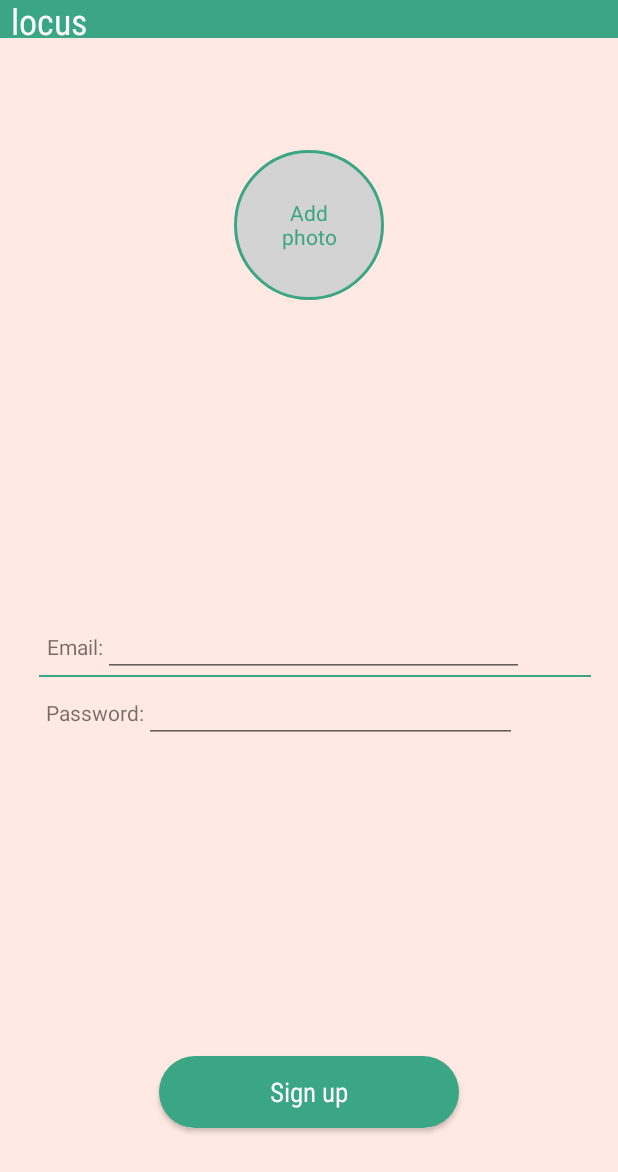
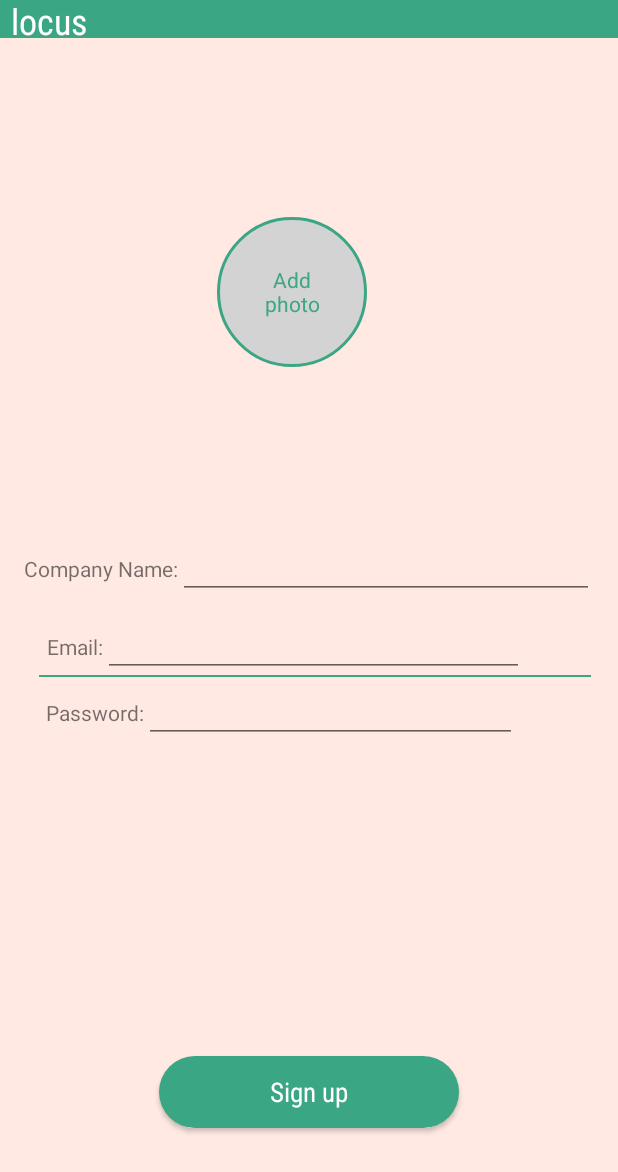
Before and after one commit to reesewahlin/COGS121-AIDS, an Android app: the fragment CreateCompanyLoginFragment placed in its activity, after a tap on "Sign up", on a phone screen of 412 x 824 dp. Shown: the top 1172 px of the screen. Run offline under Robolectric (Android 15) with nearby library versions, the phone set to English and light mode, and no system bars; 1 statement that could not run was skipped.

Commit message:
implemented accounts

```diff
--- a/IxD/app/src/main/java/com/cogs121/ixd/activities/main/CreateCompanyLoginFragment.java
+++ b/IxD/app/src/main/java/com/cogs121/ixd/activities/main/CreateCompanyLoginFragment.java
@@ -7,6 +7,8 @@ import android.view.View;
 import android.view.ViewGroup;
 import android.widget.Button;
 import android.widget.EditText;
+import android.widget.TextView;
+import android.widget.Toast;
 
 import com.cogs121.ixd.BaseFragment;
 import com.cogs121.ixd.Controllers.navigation.Page;
@@ -22,7 +24,8 @@ public class CreateCompanyLoginFragment extends BaseFragment {
     public static final String TAG = CreateCompanyLoginFragment.class.getName();
 
     private EditText password;
-    private EditText companyEmail;
+    private EditText et_companyEmail, et_companyName;
+    private TextView tv_companyName;
 
     private Button submitButton;
 
@@ -41,13 +44,16 @@ public class CreateCompanyLoginFragment extends BaseFragment {
     @Override
     public View onCreateView(LayoutInflater inflater, @Nullable ViewGroup container, @Nullable Bundle savedInstanceState) {
         View rootView = inflater.inflate(R.layout.fragment_create_company, container, false);
+        final Boolean isLogin;
 
         password = ViewUtils.getView(rootView, R.id.et_create_company_password);
-        companyEmail = ViewUtils.getView(rootView, R.id.et_create_company_email);
+        et_companyEmail = ViewUtils.getView(rootView, R.id.et_create_company_email);
+        et_companyName = ViewUtils.getView(rootView, R.id.et_create_company_name);
+        tv_companyName = ViewUtils.getView(rootView, R.id.tv_create_company_name);
 
         submitButton = ViewUtils.getView(rootView, R.id.b_create_company_confirm);
 
-        if (getStoreFactory().getEnterpriseUserStore().isLogin()) {
+        if (isLogin = getStoreFactory().getEnterpriseUserStore().isLogin()) {
             submitButton.setText("Log in");
         } else {
             submitButton.setText("Sign up");
@@ -56,8 +62,33 @@ public class CreateCompanyLoginFragment extends BaseFragment {
         submitButton.setOnClickListener(new View.OnClickListener() {
             @Override
             public void onClick(View view) {
-                getStoreFactory().getEnterpriseUserStore().createEnterpriseUser(companyEmail.getText().toString(), true);
-                getControllerFactory().getNavigationController().transitionToPage(getPage(), Page.MAIN_MAP);
+                String companyName = et_companyName.getText().toString().replace(" ", "");
+                String companyEmail = et_companyEmail.getText().toString();
+
+                // COMPANY DOESNT EXIST
+                if (getStoreFactory().getEnterpriseUserStore().getEnterpriseUser(companyName) == null) {
+                    // logging in
+                    if (isLogin) {
+                        Toast.makeText(getActivity(), "No account exists with that username!", Toast.LENGTH_SHORT).show();
+                    // signing up
+                    } else {
+                        getStoreFactory().getEnterpriseUserStore().createEnterpriseUser(companyEmail, companyName);
+                        getStoreFactory().getEnterpriseUserStore().setCurrentUser(companyName);
+                        getControllerFactory().getNavigationController().transitionToPage(getPage(), Page.MAIN_MAP);
+                    }
+                // COMPANY EXISTS
+                } else {
+                    // logging in
+                    if (isLogin) {
+                        getStoreFactory().getEnterpriseUserStore().setCurrentUser(companyName);
+                        getControllerFactory().getNavigationController().transitionToPage(getPage(), Page.MAIN_MAP);
+                    }
+                    // signing up
+                    else {
+                        Toast.makeText(getActivity(), "An account with that username already exists!",
+                                Toast.LENGTH_SHORT).show();
+                    }
+                }
             }
         });
 
--- a/IxD/app/src/main/java/com/cogs121/ixd/activities/main/HomescreenFragment.java
+++ b/IxD/app/src/main/java/com/cogs121/ixd/activities/main/HomescreenFragment.java
@@ -7,6 +7,7 @@ import android.view.View;
 import android.view.ViewGroup;
 import android.widget.Button;
 import android.widget.CompoundButton;
+import android.widget.EditText;
 import android.widget.Switch;
 import android.widget.TextView;
 
@@ -45,16 +46,6 @@ public class HomescreenFragment extends BaseFragment {
     public View onCreateView(LayoutInflater inflater, @Nullable ViewGroup container,
                              @Nullable Bundle savedInstanceState) {
         View rootView = inflater.inflate(R.layout.fragment_homescreen_new, container, false);
-
-        // this will be what the login button does
-
-/*        map = ViewUtils.getView(rootView, R.id.b_go_map);
-        map.setOnClickListener(new View.OnClickListener() {
-            @Override
-            public void onClick(View view) {
-                getControllerFactory().getNavigationController().transitionToPage(getPage(), Page.MAIN_MAP);
-            }
-        });*/
 
         login = ViewUtils.getView(rootView, R.id.b_homescreen_login);
         login.setOnClickListener(new View.OnClickListener() {
--- a/IxD/app/src/main/java/com/cogs121/ixd/activities/main/PromoFormFragment.java
+++ b/IxD/app/src/main/java/com/cogs121/ixd/activities/main/PromoFormFragment.java
@@ -46,7 +46,6 @@ public class PromoFormFragment extends BaseFragment {
 
     private int IMAGE_PICKER_SELECT = 1;
 
-
     private TextView etTitle;
 
     private EditText etDetails;
@@ -92,7 +91,7 @@ public class PromoFormFragment extends BaseFragment {
             @Override
             public void onClick(View view) {
                 String lpName = etLpName.getText().toString();
-                String title = getStoreFactory().getEnterpriseUserStore().getCompanyName();
+                String title = getStoreFactory().getEnterpriseUserStore().getCurrentUser();
 
                 String details = etDetails.getText().toString();
                 String date = etDate.getText().toString();
@@ -122,7 +121,7 @@ public class PromoFormFragment extends BaseFragment {
             }
         });
         etTitle = ViewUtils.getView(rootView, R.id.et_promo_form_title);
-        etTitle.setText(getStoreFactory().getEnterpriseUserStore().getCompanyName());
+        etTitle.setText(getStoreFactory().getEnterpriseUserStore().getCurrentUser());
         etLpName = ViewUtils.getView(rootView, R.id.et_promo_form_lp_name);
         etDetails = ViewUtils.getView(rootView, R.id.et_promo_form_details);
         etDate = ViewUtils.getView(rootView, R.id.et_promo_form_date);
--- a/IxD/app/src/main/java/com/cogs121/ixd/stores/UserStore/EnterpriseUserStore.java
+++ b/IxD/app/src/main/java/com/cogs121/ixd/stores/UserStore/EnterpriseUserStore.java
@@ -1,4 +1,13 @@
 package com.cogs121.ixd.stores.UserStore;
+
+import android.util.Log;
+
+import com.cogs121.ixd.utils.EnterpriseAccount;
+import com.cogs121.ixd.utils.LocusPoint;
+import com.cogs121.ixd.utils.UserAccount;
+
+import java.util.ArrayList;
+import java.util.HashMap;
 
 /**
  * Created by Chad on 5/24/17.
@@ -6,19 +15,15 @@ package com.cogs121.ixd.stores.UserStore;
 
 public class EnterpriseUserStore {
 
-    private String userName;
-    private String companyName;
-
+    private HashMap<String, EnterpriseAccount> enterpriseAccountHashMap = new HashMap<>();
     private boolean isEnterprise = false;
     private boolean isLogin = false;
+    private String currentUser = "None";
 
-    public void createEnterpriseUser(String username, boolean isCompany) {
-        if (isCompany) {
-            this.companyName = username;
+    public void createEnterpriseUser(String email, String name) {
+            EnterpriseAccount ent = new EnterpriseAccount(name, email);
+            enterpriseAccountHashMap.put(name, ent);
             isEnterprise = true;
-        } else {
-            this.userName = username;
-        }
     }
 
     public void setEnterprise(boolean enterprise) {
@@ -38,20 +43,28 @@ public class EnterpriseUserStore {
     }
 
 
-    public String getUserName() {
-        return userName;
+    public HashMap<String, EnterpriseAccount> getEnterpriseAccountHashMap() {
+        return enterpriseAccountHashMap;
     }
 
-    public void setUserName(String userName) {
-        this.userName = userName;
+    public void addEnterpriseUser(String name, String email) {
+        EnterpriseAccount ent = new EnterpriseAccount(name, email);
+        enterpriseAccountHashMap.put(name, ent);
     }
 
-    public String getCompanyName() {
-        return companyName;
+    public EnterpriseAccount getEnterpriseUser(String name) {
+        EnterpriseAccount ent = enterpriseAccountHashMap.get(name);
+        return ent;
     }
 
-    public void setCompanyName(String companyName) {
-        this.companyName = companyName;
+    public String getCurrentUser() {
+        return currentUser;
     }
 
+    public void setCurrentUser(String currentUser) {
+        this.currentUser = currentUser;
+    }
+
+
+
 }
--- /dev/null
+++ b/IxD/app/src/main/java/com/cogs121/ixd/utils/EnterpriseAccount.java
@@ -0,0 +1,40 @@
+package com.cogs121.ixd.utils;
+
+import java.util.ArrayList;
+
+/**
+ * Created by rjw on 6/1/17.
+ */
+
+public class EnterpriseAccount {
+
+    private String companyName, companyEmail;
+    private ArrayList<String> companyLocusPoints = new ArrayList<>();
+
+
+    public EnterpriseAccount(String name, String email) {
+        companyName = name;
+        companyEmail = email;
+    }
+
+
+    public String getCompanyName() {
+        return companyName;
+    }
+
+    public ArrayList<String> getCompanyLocusPoints() {
+        return companyLocusPoints;
+    }
+
+    public void addLocusPoint(LocusPoint lp) {
+        if (lp != null) {
+            String latlng = lp.getLpLocation();
+            companyLocusPoints.add(latlng);
+        }
+    }
+
+
+
+
+
+}
--- a/IxD/app/src/main/res/layout/fragment_create_company.xml
+++ b/IxD/app/src/main/res/layout/fragment_create_company.xml
@@ -49,11 +49,10 @@
         app:layout_constraintRight_toRightOf="parent"
         android:layout_marginStart="16dp"
         app:layout_constraintLeft_toLeftOf="parent"
-        app:layout_constraintBottom_toTopOf="@+id/linearLayout3"
-        android:layout_marginBottom="8dp"
         android:layout_marginTop="8dp"
         app:layout_constraintTop_toBottomOf="@+id/linearLayout"
-        app:layout_constraintVertical_bias="0.25" />
+        app:layout_constraintHorizontal_bias="0.46"
+        app:layout_constraintBottom_toTopOf="@+id/linearLayout4" />
 
     <Button
         android:text="Sign up"
@@ -142,6 +141,37 @@
             android:textColor="#3BA684"
             android:inputType="text"
             />
+
+    </LinearLayout>
+
+    <LinearLayout
+        android:orientation="horizontal"
+        android:layout_width="0dp"
+        android:layout_height="44dp"
+        android:layout_marginEnd="16dp"
+        app:layout_constraintRight_toRightOf="parent"
+        android:layout_marginStart="16dp"
+        app:layout_constraintLeft_toLeftOf="parent"
+        app:layout_constraintHorizontal_bias="0.45"
+        android:id="@+id/linearLayout4"
+        app:layout_constraintBottom_toTopOf="@+id/linearLayout3"
+        android:layout_marginBottom="8dp">
+
+        <TextView
+            android:layout_width="wrap_content"
+            android:layout_height="wrap_content"
+            android:text="Company Name:"
+            android:id="@+id/tv_create_company_name"
+            android:layout_marginBottom="0dp" />
+
+        <EditText
+            android:id="@+id/et_create_company_name"
+            android:layout_width="match_parent"
+            android:layout_height="match_parent"
+            android:textColor="#3BA684"
+            android:inputType="text"
+            android:layout_weight="1.89" />
+
     </LinearLayout>
 
 </android.support.constraint.ConstraintLayout>
--- a/IxD/app/src/main/res/layout/fragment_promo_form.xml
+++ b/IxD/app/src/main/res/layout/fragment_promo_form.xml
@@ -176,11 +176,12 @@
             <EditText
                 android:layout_width="match_parent"
                 android:layout_height="200dp"
-                android:inputType="textPersonName"
+                android:inputType="textCapSentences|textMultiLine"
                 android:ems="10"
                 android:hint="Details..."
                 android:textSize="24dp"
                 android:textColor="#333"
+                android:scrollHorizontally="false"
                 android:textColorHint="#ccc"
                 android:fontFamily="sans-serif-condensed"
                 android:id="@+id/et_promo_form_details"
```
Also changed, not shown: IxD/app/src/main/java/com/cogs121/ixd/activities/main/CreateUserLoginFragment.java (+41 -9 lines), IxD/app/src/main/java/com/cogs121/ixd/activities/main/PromoFragment.java (+16 -7 lines), IxD/app/src/main/java/com/cogs121/ixd/stores/UserStore/ConsumerUserStore.java (+27 -18 lines), IxD/app/src/main/java/com/cogs121/ixd/utils/UserAccount.java (added, +34 -0 lines), IxD/app/src/main/res/layout/fragment_promo.xml (+7 -3 lines).
